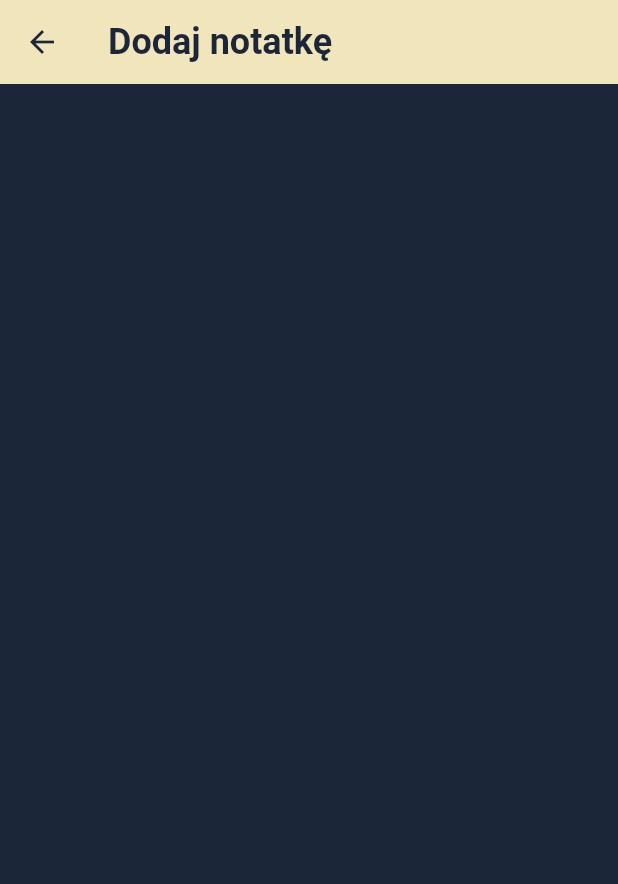
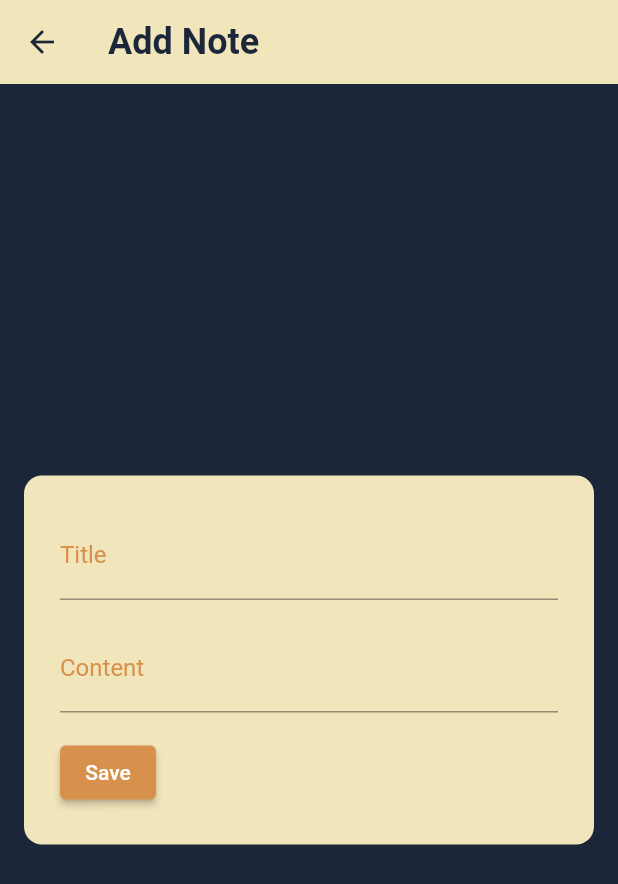
Before and after one commit to MateuszJajkowicz/ToDo-Flutter-App, a Flutter app: the screen it shows after launch, after a tap on the "add" icon, on a phone screen of 412 x 824 dp. Shown: the top 884 px of the screen. Run offline on Flutter 3.47's test engine with Material 2 defaults, Android fonts, the phone set to English and light mode, and no system bars.

Commit message:
Finished AddNotePage

```diff
--- a/lib/components/todo_tile.dart
+++ b/lib/components/todo_tile.dart
@@ -4,9 +4,10 @@ class ToDoTile extends StatelessWidget {
   final String title;
   final String content;
   final bool isDone;
-  Function(bool?)? onChanged;
+  final Function(bool?)? onChanged;
 
-  ToDoTile({
+  const ToDoTile({
+    super.key,
     required this.title,
     required this.content,
     required this.isDone,
--- a/lib/main.dart
+++ b/lib/main.dart
@@ -16,9 +16,10 @@ class MyApp extends StatelessWidget {
       title: 'ToDo App',
       theme: ThemeData(
         appBarTheme: const AppBarTheme(
-            backgroundColor: Color(0xfff1e5bc),
-            iconTheme: IconThemeData(color: Color(0xff1b2639)),
-            elevation: 0),
+          backgroundColor: Color(0xfff1e5bc),
+          iconTheme: IconThemeData(color: Color(0xff1b2639)),
+          elevation: 0,
+        ),
         scaffoldBackgroundColor: const Color(0xff1b2639),
         textTheme: const TextTheme(
           headlineSmall:
@@ -26,12 +27,26 @@ class MyApp extends StatelessWidget {
           bodySmall: TextStyle(color: Color(0xff1b2639)),
         ),
         floatingActionButtonTheme: const FloatingActionButtonThemeData(
-            backgroundColor: Color(0xFFd8914c), elevation: 0),
+          backgroundColor: Color(0xFFd8914c),
+          elevation: 0,
+        ),
+        inputDecorationTheme: const InputDecorationTheme(
+          labelStyle: TextStyle(
+            color: Color(0xFFd8914c),
+          ),
+          focusedBorder: UnderlineInputBorder(
+            borderSide: BorderSide(color: Color(0xFFd8914c)),
+          ),
+        ),
+        elevatedButtonTheme: ElevatedButtonThemeData(
+          style: ElevatedButton.styleFrom(
+              backgroundColor: const Color(0xFFd8914c)),
+        ),
       ),
       initialRoute: '/',
       routes: {
         '/': (context) => const HomePage(),
-        '/addNote': (context) => const AddNotePage(),
+        '/addNote': (context) => AddNotePage(),
       },
     );
   }
--- a/lib/pages/add_note_page.dart
+++ b/lib/pages/add_note_page.dart
@@ -1,15 +1,69 @@
 import 'package:flutter/material.dart';
+import 'package:todo/models/note_model.dart'; // Import the Note class
 
 class AddNotePage extends StatelessWidget {
-  const AddNotePage({super.key});
+  final TextEditingController titleController = TextEditingController();
+  final TextEditingController contentController = TextEditingController();
+
+  AddNotePage({super.key});
 
   @override
   Widget build(BuildContext context) {
     return Scaffold(
       appBar: AppBar(
-        title: Text('Dodaj notatkę',
-            style: Theme.of(context).textTheme.headlineSmall),
+        title:
+            Text('Add Note', style: Theme.of(context).textTheme.headlineSmall),
+      ),
+      body: Center(
+        child: SingleChildScrollView(
+          padding: const EdgeInsets.all(16.0),
+          child: Container(
+            padding: const EdgeInsets.all(24),
+            decoration: BoxDecoration(
+              color: const Color(0xfff1e5bc),
+              borderRadius: BorderRadius.circular(12),
+            ),
+            child: Column(
+              crossAxisAlignment: CrossAxisAlignment.start,
+              children: [
+                TextField(
+                  controller: titleController,
+                  decoration: const InputDecoration(
+                    labelText: 'Title',
+                  ),
+                ),
+                const SizedBox(height: 16.0),
+                TextField(
+                  controller: contentController,
+                  maxLines: null,
+                  decoration: const InputDecoration(
+                    labelText: 'Content',
+                  ),
+                ),
+                const SizedBox(height: 16.0),
+                ElevatedButton(
+                  onPressed: () {
+                    // Save the new note and go back to the HomePage
+                    saveNoteAndGoBack(context);
+                  },
+                  child: const Text('Save'),
+                ),
+              ],
+            ),
+          ),
+        ),
       ),
     );
   }
+
+  void saveNoteAndGoBack(BuildContext context) {
+    final title = titleController.text;
+    final content = contentController.text;
+
+    // Create a new note from the input values
+    final newNote = Note(title: title, content: content, isDone: false);
+
+    // Get the previous route (HomePage) and pass the new note as a result
+    Navigator.pop(context, newNote);
+  }
 }
--- a/lib/pages/home_page.dart
+++ b/lib/pages/home_page.dart
@@ -26,6 +26,18 @@ class _HomePageState extends State<HomePage> {
     });
   }
 
+  // Function to handle navigation to the AddNotePage and get the new note
+  Future<void> _navigateToAddNotePage(BuildContext context) async {
+    final newNote = await Navigator.pushNamed(context, '/addNote') as Note?;
+
+    // Check if the new note is not null (it means the user saved the note)
+    if (newNote != null) {
+      setState(() {
+        notes.add(newNote); // Add the new note to the list
+      });
+    }
+  }
+
   @override
   Widget build(BuildContext context) {
     return Scaffold(
@@ -50,7 +62,7 @@ class _HomePageState extends State<HomePage> {
             ),
       floatingActionButton: FloatingActionButton(
         onPressed: () {
-          Navigator.pushNamed(context, '/addNote');
+          _navigateToAddNotePage(context);
         },
         child: const Icon(Icons.add),
       ),
```
